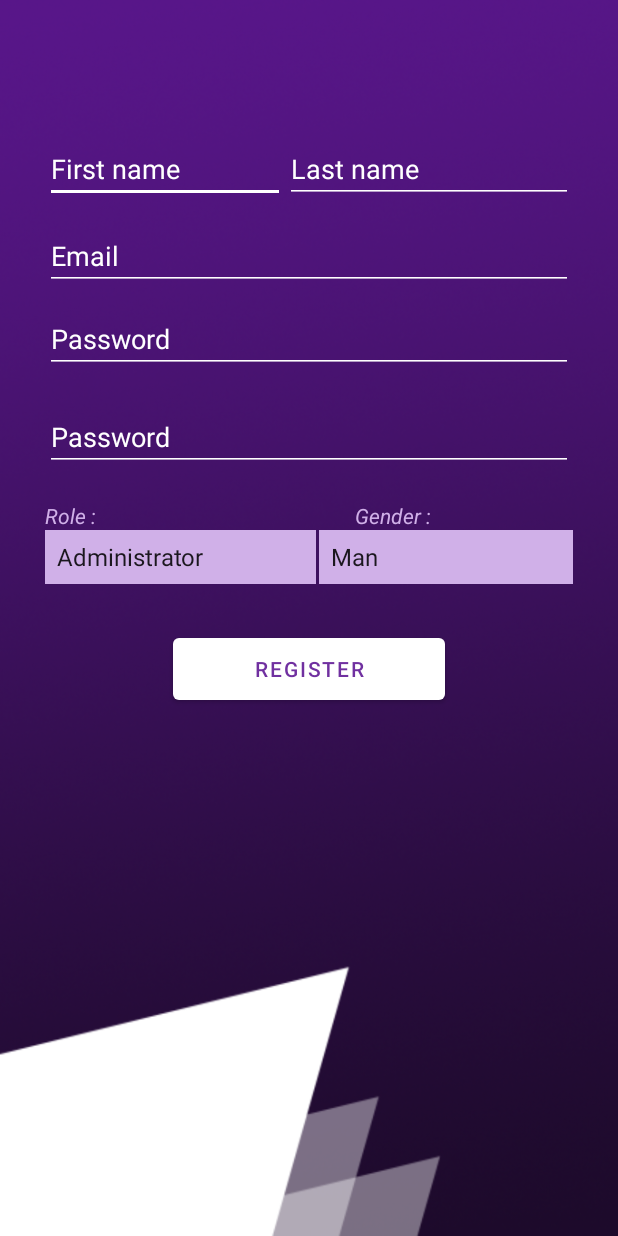
After one commit to tahajadid/ID-Device, an Android app: the RegisterActivity screen opened directly, with no data from a screen before it, on a phone screen of 412 x 824 dp. The commit adds this screen. Run offline under Robolectric (Android 15) with nearby library versions, the phone set to English and light mode, and no system bars.

Commit message:
add register

```diff
--- a/app/src/main/AndroidManifest.xml
+++ b/app/src/main/AndroidManifest.xml
@@ -9,6 +9,7 @@
         android:roundIcon="@mipmap/ic_launcher_round"
         android:supportsRtl="true"
         android:theme="@style/Theme.IDDevFire">
+        <activity android:name=".ui.register.RegisterActivity"></activity>
         <activity android:name=".ui.login.LoginActivity">
             <intent-filter>
                 <action android:name="android.intent.action.MAIN" />
@@ -19,9 +20,7 @@
         <activity
             android:name=".MainActivity"
             android:label="@string/app_name"
-            android:theme="@style/Theme.IDDevFire.NoActionBar">
-
-        </activity>
+            android:theme="@style/Theme.IDDevFire.NoActionBar"></activity>
     </application>
 
 </manifest>
--- a/app/src/main/java/com/example/id_dev_fire/ui/login/LoginActivity.kt
+++ b/app/src/main/java/com/example/id_dev_fire/ui/login/LoginActivity.kt
@@ -13,6 +13,7 @@ import android.widget.Toast
 import androidx.appcompat.app.AlertDialog
 import com.example.id_dev_fire.MainActivity
 import com.example.id_dev_fire.R
+import com.example.id_dev_fire.ui.register.RegisterActivity
 import com.google.firebase.auth.FirebaseAuth
 
 class LoginActivity : AppCompatActivity() {
@@ -22,6 +23,7 @@ class LoginActivity : AppCompatActivity() {
     lateinit var forgetPassword : TextView
     lateinit var loginButton : Button
     lateinit var mProgressDialog: Dialog
+    lateinit var signup : TextView
 
     override fun onCreate(savedInstanceState: Bundle?) {
         super.onCreate(savedInstanceState)
@@ -37,10 +39,18 @@ class LoginActivity : AppCompatActivity() {
         email = findViewById(R.id.userEmail)
         pwd = findViewById(R.id.userPassword)
         forgetPassword = findViewById(R.id.forgetPassword_label)
+        signup = findViewById(R.id.signup_label)
 
         forgetPassword.setOnClickListener {
             forgetPasswordResponse()
         }
+
+        signup.setOnClickListener {
+            val intentregister = Intent(this, RegisterActivity::class.java)
+            startActivity(intentregister)
+            finish()
+        }
+
 
         loginButton.setOnClickListener{
 
--- /dev/null
+++ b/app/src/main/java/com/example/id_dev_fire/ui/register/RegisterActivity.kt
@@ -0,0 +1,12 @@
+package com.example.id_dev_fire.ui.register
+
+import androidx.appcompat.app.AppCompatActivity
+import android.os.Bundle
+import com.example.id_dev_fire.R
+
+class RegisterActivity : AppCompatActivity() {
+    override fun onCreate(savedInstanceState: Bundle?) {
+        super.onCreate(savedInstanceState)
+        setContentView(R.layout.activity_register)
+    }
+}
--- a/app/src/main/res/layout/activity_login.xml
+++ b/app/src/main/res/layout/activity_login.xml
@@ -75,12 +75,31 @@
             android:layout_marginEnd="0dp"
             android:layout_marginRight="0dp"
             android:layout_marginBottom="0dp"
-            android:text="Login"
+            android:text="Sign in"
             android:textColor="#7030A0"
+            android:textSize="16sp"
             app:backgroundTint="#FFFFFF"
             app:iconTint="#7030A0"
             tools:ignore="MissingConstraints" />
 
+        <TextView
+            android:id="@+id/register_label"
+            android:layout_width="match_parent"
+            android:layout_height="21dp"
+            android:gravity="center"
+            android:text="Don't have an account?"
+            android:textColor="#FFF"
+            tools:ignore="RtlCompat" />
+
+        <TextView
+            android:id="@+id/signup_label"
+            android:layout_width="match_parent"
+            android:layout_height="22dp"
+            android:gravity="center"
+            android:text=" Sign up"
+            android:textColor="#FFF"
+            android:textStyle="bold" />
+
     </LinearLayout>
 
 </RelativeLayout>
--- /dev/null
+++ b/app/src/main/res/layout/activity_register.xml
@@ -0,0 +1,162 @@
+<?xml version="1.0" encoding="utf-8"?>
+<RelativeLayout xmlns:android="http://schemas.android.com/apk/res/android"
+    xmlns:app="http://schemas.android.com/apk/res-auto"
+    xmlns:tools="http://schemas.android.com/tools"
+    android:layout_width="match_parent"
+    android:layout_height="match_parent"
+    android:background="@drawable/login_background"
+    android:padding="30dp"
+    tools:context=".ui.register.RegisterActivity">
+
+    <LinearLayout
+        android:layout_width="353dp"
+        android:layout_height="551dp"
+        android:orientation="vertical"
+        android:paddingTop="50dp">
+
+        <LinearLayout
+            android:layout_width="match_parent"
+            android:layout_height="58dp"
+            android:orientation="horizontal">
+
+            <EditText
+                android:id="@+id/firstName_et"
+                android:layout_width="160dp"
+                android:layout_height="wrap_content"
+                android:layout_marginTop="10dp"
+                android:backgroundTint="#FFFFFF"
+                android:ems="10"
+                android:hint="First name"
+                android:inputType="textPersonName"
+                android:textColorHint="#FFFFFF" />
+
+            <EditText
+                android:id="@+id/lastName_et"
+                android:layout_width="match_parent"
+                android:layout_height="wrap_content"
+                android:backgroundTint="#FFFFFF"
+                android:ems="10"
+                android:layout_marginTop="10dp"
+                android:hint="Last name"
+                android:inputType="textPersonName"
+                android:textColorHint="#FFFFFF" />
+        </LinearLayout>
+
+        <EditText
+            android:id="@+id/registerEmail_et"
+            android:layout_width="match_parent"
+            android:layout_height="wrap_content"
+            android:layout_centerHorizontal="true"
+            android:layout_centerVertical="true"
+            android:layout_marginTop="10dp"
+            android:layout_marginEnd="0dp"
+            android:layout_marginRight="0dp"
+            android:layout_marginBottom="0dp"
+            android:backgroundTint="#FFF"
+            android:ems="10"
+            android:hint="Email"
+            android:inputType="textEmailAddress"
+            android:textColor="#FFF"
+            android:textColorHint="#FFF" />
+
+        <EditText
+            android:id="@+id/registerPassword_et"
+            android:layout_width="match_parent"
+            android:layout_height="wrap_content"
+            android:layout_centerHorizontal="true"
+            android:layout_centerVertical="true"
+            android:layout_marginTop="10dp"
+            android:layout_marginEnd="0dp"
+            android:layout_marginRight="0dp"
+            android:layout_marginBottom="0dp"
+            android:backgroundTint="#FFF"
+            android:ems="10"
+            android:hint="Password"
+            android:inputType="textEmailAddress"
+            android:textColor="#FFF"
+            android:textColorHint="#FFF" />
+
+
+        <EditText
+            android:id="@+id/registerPassword2_et"
+            android:layout_width="match_parent"
+            android:layout_height="wrap_content"
+            android:layout_marginTop="20dp"
+            android:backgroundTint="#FFF"
+            android:ems="0"
+            android:hint="Password"
+            android:inputType="textPassword"
+            android:textColor="#FFF"
+            android:textColorHint="#FFF"
+            tools:ignore="MissingConstraints"
+            tools:layout_editor_absoluteX="16dp"
+            tools:layout_editor_absoluteY="356dp" />
+
+        <LinearLayout
+            android:layout_width="match_parent"
+            android:layout_height="wrap_content"
+            android:layout_marginTop="20dp"
+            android:orientation="horizontal">
+
+            <TextView
+                android:id="@+id/role_label"
+                android:layout_width="112dp"
+                android:layout_height="match_parent"
+                android:layout_weight="1"
+                android:text="Role :"
+                android:textColor="#D0B0E8"
+                android:textStyle="italic" />
+
+            <TextView
+                android:id="@+id/gender_label"
+                android:layout_width="wrap_content"
+                android:layout_height="wrap_content"
+                android:layout_weight="1"
+                android:text="Gender :"
+                android:textColor="#D0B0E8"
+                android:textStyle="italic" />
+        </LinearLayout>
+
+        <LinearLayout
+            android:layout_width="match_parent"
+            android:layout_height="36dp"
+            android:orientation="horizontal">
+
+            <Spinner
+                android:id="@+id/role_spinner"
+                android:layout_width="361dp"
+                android:layout_height="match_parent"
+                android:layout_weight="1"
+                android:background="#D0B0E8"
+                android:entries="@array/role" />
+
+            <Spinner
+                android:id="@+id/gender_spinner"
+                android:layout_width="match_parent"
+                android:layout_height="match_parent"
+                android:layout_marginStart="2dp"
+                android:layout_marginLeft="2dp"
+                android:layout_weight="1"
+                android:background="#D0B0E8"
+                android:entries="@array/gender" />
+        </LinearLayout>
+
+
+        <Button
+            android:id="@+id/buttonRegister"
+            android:layout_width="181dp"
+            android:layout_height="53dp"
+            android:layout_gravity="center"
+            android:layout_marginTop="30dp"
+            android:layout_marginEnd="0dp"
+            android:layout_marginRight="0dp"
+            android:layout_marginBottom="0dp"
+            android:text="Register"
+            android:textColor="#7030A0"
+            app:backgroundTint="#FFFFFF"
+            app:iconTint="#7030A0"
+            tools:ignore="MissingConstraints" />
+
+    </LinearLayout>
+
+</RelativeLayout>
--- a/app/src/main/res/layout/fragment_add_employer.xml
+++ b/app/src/main/res/layout/fragment_add_employer.xml
@@ -6,7 +6,6 @@
     android:layout_height="match_parent"
     tools:context=".ui.AddEmployer.AddEmployerFragment">
 
-    <!-- TODO: Update blank fragment layout -->
     <LinearLayout
         android:layout_width="match_parent"
         android:layout_height="match_parent"
@@ -154,7 +153,7 @@
                 android:id="@+id/trib_spinner"
                 android:layout_width="match_parent"
                 android:layout_height="match_parent"
-                android:background="#9AE690F4"
+                android:background="#617030A0"
                 android:entries="@array/tribList" />
         </LinearLayout>
 
```
